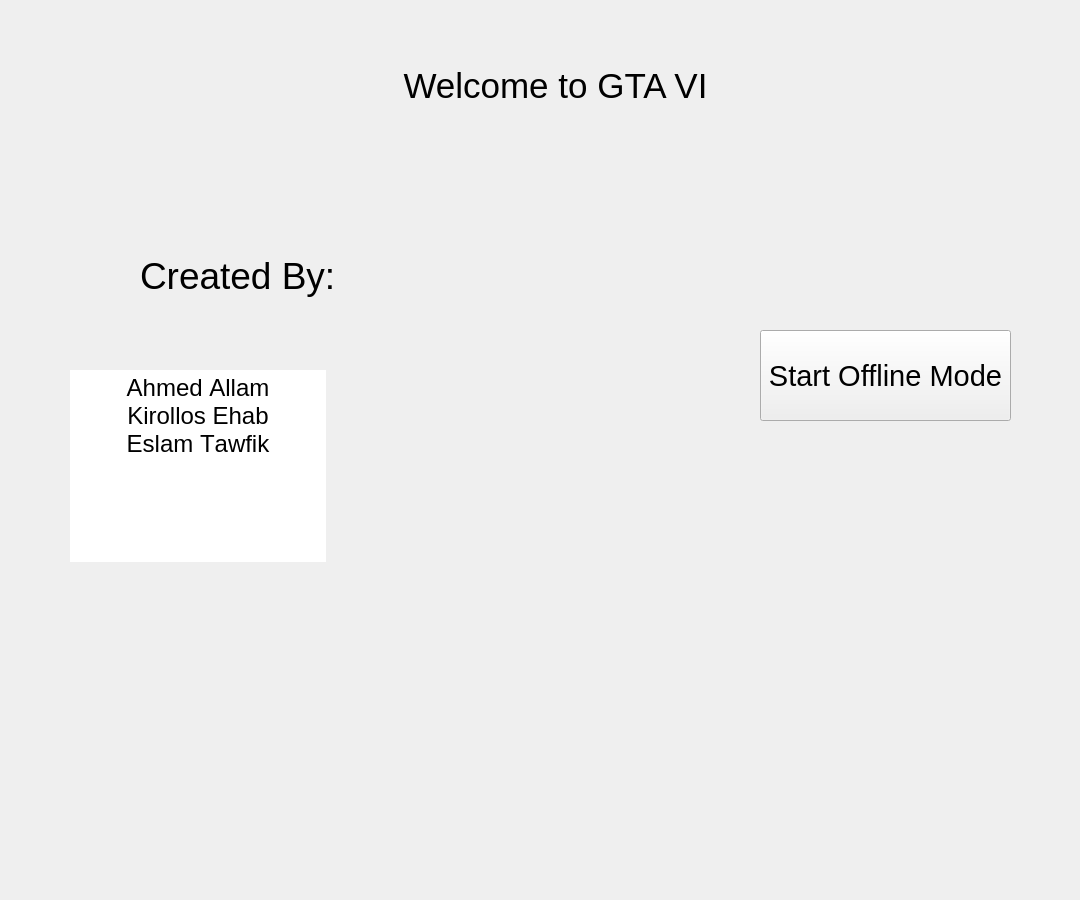
Before: the Qt Designer form homepage.ui in ahmed-alllam/GTA-VI, drawn with Qt 5.
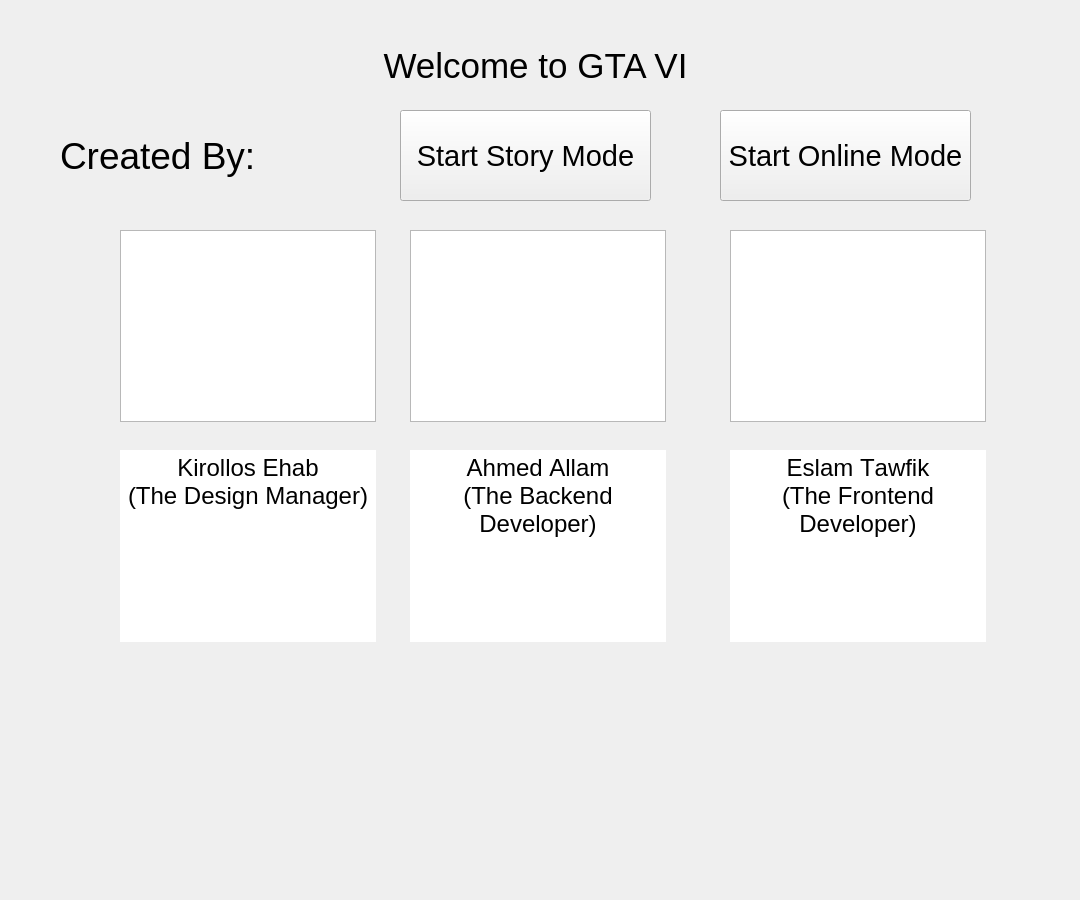
After: the same form once the commit is applied.

Patch:
```diff
--- a/homepage.ui
+++ b/homepage.ui
@@ -17,8 +17,8 @@
    <widget class="QLabel" name="label">
     <property name="geometry">
      <rect>
-      <x>390</x>
-      <y>20</y>
+      <x>370</x>
+      <y>0</y>
       <width>331</width>
       <height>131</height>
      </rect>
@@ -38,9 +38,9 @@
    <widget class="QLabel" name="label_2">
     <property name="geometry">
      <rect>
-      <x>140</x>
-      <y>250</y>
-      <width>201</width>
+      <x>60</x>
+      <y>130</y>
+      <width>251</width>
       <height>51</height>
      </rect>
     </property>
@@ -53,48 +53,11 @@
      <string>Created By:</string>
     </property>
    </widget>
-   <widget class="QTextBrowser" name="textBrowser">
-    <property name="enabled">
-     <bool>true</bool>
-    </property>
-    <property name="geometry">
-     <rect>
-      <x>70</x>
-      <y>370</y>
-      <width>256</width>
-      <height>192</height>
-     </rect>
-    </property>
-    <property name="font">
-     <font>
-      <kerning>false</kerning>
-     </font>
-    </property>
-    <property name="frameShape">
-     <enum>QFrame::NoFrame</enum>
-    </property>
-    <property name="lineWidth">
-     <number>0</number>
-    </property>
-    <property name="lineWrapColumnOrWidth">
-     <number>0</number>
-    </property>
-    <property name="html">
-     <string>&lt;!DOCTYPE HTML PUBLIC &quot;-//W3C//DTD HTML 4.0//EN&quot; &quot;http://www.w3.org/TR/REC-html40/strict.dtd&quot;&gt;
-&lt;html&gt;&lt;head&gt;&lt;meta name=&quot;qrichtext&quot; content=&quot;1&quot; /&gt;&lt;meta charset=&quot;utf-8&quot; /&gt;&lt;style type=&quot;text/css&quot;&gt;
-p, li { white-space: pre-wrap; }
-hr { height: 1px; border-width: 0; }
-&lt;/style&gt;&lt;/head&gt;&lt;body style=&quot; font-family:'.AppleSystemUIFont'; font-size:13pt; font-weight:400; font-style:normal;&quot;&gt;
-&lt;p align=&quot;center&quot; style=&quot; margin-top:0px; margin-bottom:0px; margin-left:0px; margin-right:0px; -qt-block-indent:0; text-indent:0px;&quot;&gt;&lt;span style=&quot; font-size:18pt;&quot;&gt;Ahmed Allam&lt;/span&gt;&lt;/p&gt;
-&lt;p align=&quot;center&quot; style=&quot; margin-top:0px; margin-bottom:0px; margin-left:0px; margin-right:0px; -qt-block-indent:0; text-indent:0px;&quot;&gt;&lt;span style=&quot; font-size:18pt;&quot;&gt;Kirollos Ehab&lt;/span&gt;&lt;/p&gt;
-&lt;p align=&quot;center&quot; style=&quot; margin-top:0px; margin-bottom:0px; margin-left:0px; margin-right:0px; -qt-block-indent:0; text-indent:0px;&quot;&gt;&lt;span style=&quot; font-size:18pt;&quot;&gt;Eslam Tawfik&lt;/span&gt;&lt;/p&gt;&lt;/body&gt;&lt;/html&gt;</string>
-    </property>
-   </widget>
    <widget class="QPushButton" name="pushButton">
     <property name="geometry">
      <rect>
-      <x>760</x>
-      <y>330</y>
+      <x>400</x>
+      <y>110</y>
       <width>251</width>
       <height>91</height>
      </rect>
@@ -105,7 +68,163 @@
      </font>
     </property>
     <property name="text">
-     <string>Start Offline Mode</string>
+     <string>Start Story Mode</string>
+    </property>
+   </widget>
+   <widget class="QPushButton" name="OnlineButton">
+    <property name="geometry">
+     <rect>
+      <x>720</x>
+      <y>110</y>
+      <width>251</width>
+      <height>91</height>
+     </rect>
+    </property>
+    <property name="font">
+     <font>
+      <pointsize>22</pointsize>
+     </font>
+    </property>
+    <property name="text">
+     <string>Start Online Mode</string>
+    </property>
+   </widget>
+   <widget class="QGraphicsView" name="graphicsView">
+    <property name="geometry">
+     <rect>
+      <x>120</x>
+      <y>230</y>
+      <width>256</width>
+      <height>192</height>
+     </rect>
+    </property>
+   </widget>
+   <widget class="QTextBrowser" name="textBrowser_3">
+    <property name="enabled">
+     <bool>true</bool>
+    </property>
+    <property name="geometry">
+     <rect>
+      <x>120</x>
+      <y>450</y>
+      <width>256</width>
+      <height>192</height>
+     </rect>
+    </property>
+    <property name="font">
+     <font>
+      <kerning>false</kerning>
+     </font>
+    </property>
+    <property name="frameShape">
+     <enum>QFrame::NoFrame</enum>
+    </property>
+    <property name="lineWidth">
+     <number>0</number>
+    </property>
+    <property name="lineWrapColumnOrWidth">
+     <number>0</number>
+    </property>
+    <property name="html">
+     <string>&lt;!DOCTYPE HTML PUBLIC &quot;-//W3C//DTD HTML 4.0//EN&quot; &quot;http://www.w3.org/TR/REC-html40/strict.dtd&quot;&gt;
+&lt;html&gt;&lt;head&gt;&lt;meta name=&quot;qrichtext&quot; content=&quot;1&quot; /&gt;&lt;meta charset=&quot;utf-8&quot; /&gt;&lt;style type=&quot;text/css&quot;&gt;
+p, li { white-space: pre-wrap; }
+hr { height: 1px; border-width: 0; }
+&lt;/style&gt;&lt;/head&gt;&lt;body style=&quot; font-family:'Segoe UI'; font-size:9pt; font-weight:400; font-style:normal;&quot;&gt;
+&lt;p align=&quot;center&quot; style=&quot; margin-top:0px; margin-bottom:0px; margin-left:0px; margin-right:0px; -qt-block-indent:0; text-indent:0px;&quot;&gt;&lt;span style=&quot; font-family:'.AppleSystemUIFont'; font-size:18pt;&quot;&gt;Kirollos Ehab&lt;/span&gt;&lt;/p&gt;
+&lt;p align=&quot;center&quot; style=&quot; margin-top:0px; margin-bottom:0px; margin-left:0px; margin-right:0px; -qt-block-indent:0; text-indent:0px;&quot;&gt;&lt;span style=&quot; font-family:'.AppleSystemUIFont'; font-size:18pt;&quot;&gt;(The Design Manager)&lt;/span&gt;&lt;/p&gt;&lt;/body&gt;&lt;/html&gt;</string>
+    </property>
+   </widget>
+   <widget class="QGraphicsView" name="graphicsView_2">
+    <property name="geometry">
+     <rect>
+      <x>410</x>
+      <y>230</y>
+      <width>256</width>
+      <height>192</height>
+     </rect>
+    </property>
+   </widget>
+   <widget class="QTextBrowser" name="textBrowser_4">
+    <property name="enabled">
+     <bool>true</bool>
+    </property>
+    <property name="geometry">
+     <rect>
+      <x>410</x>
+      <y>450</y>
+      <width>256</width>
+      <height>192</height>
+     </rect>
+    </property>
+    <property name="font">
+     <font>
+      <kerning>false</kerning>
+     </font>
+    </property>
+    <property name="frameShape">
+     <enum>QFrame::NoFrame</enum>
+    </property>
+    <property name="lineWidth">
+     <number>0</number>
+    </property>
+    <property name="lineWrapColumnOrWidth">
+     <number>0</number>
+    </property>
+    <property name="html">
+     <string>&lt;!DOCTYPE HTML PUBLIC &quot;-//W3C//DTD HTML 4.0//EN&quot; &quot;http://www.w3.org/TR/REC-html40/strict.dtd&quot;&gt;
+&lt;html&gt;&lt;head&gt;&lt;meta name=&quot;qrichtext&quot; content=&quot;1&quot; /&gt;&lt;meta charset=&quot;utf-8&quot; /&gt;&lt;style type=&quot;text/css&quot;&gt;
+p, li { white-space: pre-wrap; }
+hr { height: 1px; border-width: 0; }
+&lt;/style&gt;&lt;/head&gt;&lt;body style=&quot; font-family:'Segoe UI'; font-size:9pt; font-weight:400; font-style:normal;&quot;&gt;
+&lt;p align=&quot;center&quot; style=&quot; margin-top:0px; margin-bottom:0px; margin-left:0px; margin-right:0px; -qt-block-indent:0; text-indent:0px;&quot;&gt;&lt;span style=&quot; font-family:'.AppleSystemUIFont'; font-size:18pt;&quot;&gt;Ahmed Allam&lt;/span&gt;&lt;/p&gt;
+&lt;p align=&quot;center&quot; style=&quot; margin-top:0px; margin-bottom:0px; margin-left:0px; margin-right:0px; -qt-block-indent:0; text-indent:0px;&quot;&gt;&lt;span style=&quot; font-family:'.AppleSystemUIFont'; font-size:18pt;&quot;&gt;(The Backend Developer)&lt;/span&gt;&lt;/p&gt;&lt;/body&gt;&lt;/html&gt;</string>
+    </property>
+   </widget>
+   <widget class="QGraphicsView" name="graphicsView_3">
+    <property name="geometry">
+     <rect>
+      <x>730</x>
+      <y>230</y>
+      <width>256</width>
+      <height>192</height>
+     </rect>
+    </property>
+   </widget>
+   <widget class="QTextBrowser" name="textBrowser_5">
+    <property name="enabled">
+     <bool>true</bool>
+    </property>
+    <property name="geometry">
+     <rect>
+      <x>730</x>
+      <y>450</y>
+      <width>256</width>
+      <height>192</height>
+     </rect>
+    </property>
+    <property name="font">
+     <font>
+      <kerning>false</kerning>
+     </font>
+    </property>
+    <property name="frameShape">
+     <enum>QFrame::NoFrame</enum>
+    </property>
+    <property name="lineWidth">
+     <number>0</number>
+    </property>
+    <property name="lineWrapColumnOrWidth">
+     <number>0</number>
+    </property>
+    <property name="html">
+     <string>&lt;!DOCTYPE HTML PUBLIC &quot;-//W3C//DTD HTML 4.0//EN&quot; &quot;http://www.w3.org/TR/REC-html40/strict.dtd&quot;&gt;
+&lt;html&gt;&lt;head&gt;&lt;meta name=&quot;qrichtext&quot; content=&quot;1&quot; /&gt;&lt;meta charset=&quot;utf-8&quot; /&gt;&lt;style type=&quot;text/css&quot;&gt;
+p, li { white-space: pre-wrap; }
+hr { height: 1px; border-width: 0; }
+&lt;/style&gt;&lt;/head&gt;&lt;body style=&quot; font-family:'Segoe UI'; font-size:9pt; font-weight:400; font-style:normal;&quot;&gt;
+&lt;p align=&quot;center&quot; style=&quot; margin-top:0px; margin-bottom:0px; margin-left:0px; margin-right:0px; -qt-block-indent:0; text-indent:0px;&quot;&gt;&lt;span style=&quot; font-family:'.AppleSystemUIFont'; font-size:18pt;&quot;&gt;Eslam Tawfik&lt;/span&gt;&lt;/p&gt;
+&lt;p align=&quot;center&quot; style=&quot; margin-top:0px; margin-bottom:0px; margin-left:0px; margin-right:0px; -qt-block-indent:0; text-indent:0px;&quot;&gt;&lt;span style=&quot; font-family:'.AppleSystemUIFont'; font-size:18pt;&quot;&gt;(The Frontend Developer)&lt;/span&gt;&lt;/p&gt;&lt;/body&gt;&lt;/html&gt;</string>
     </property>
    </widget>
   </widget>
```
